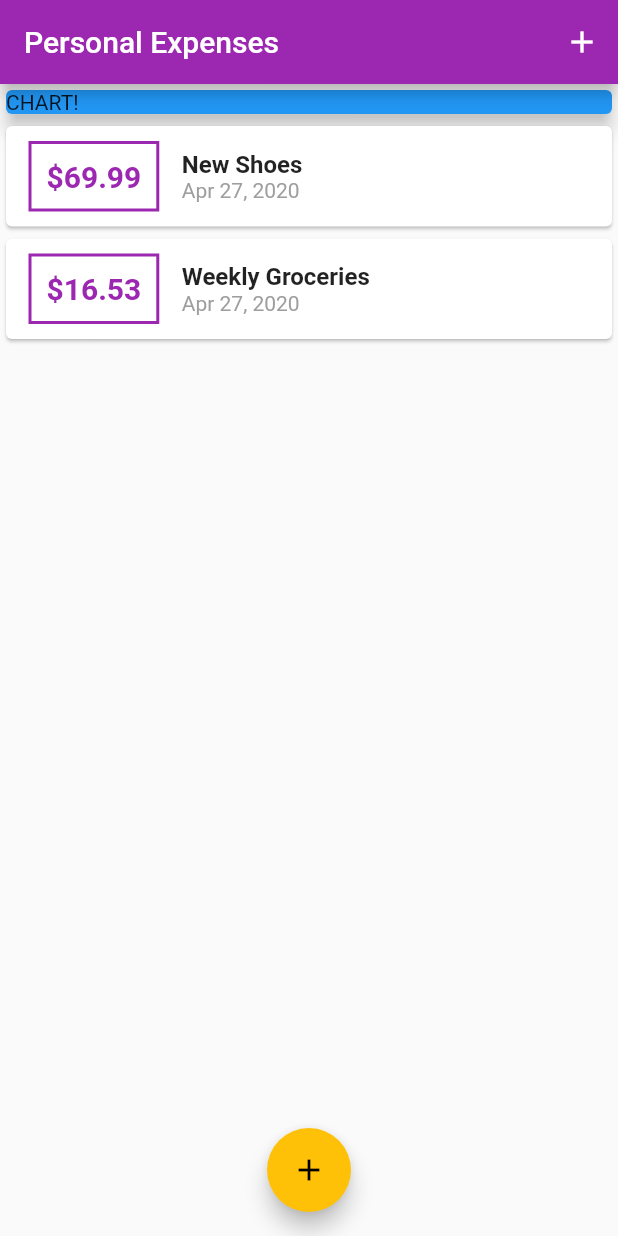
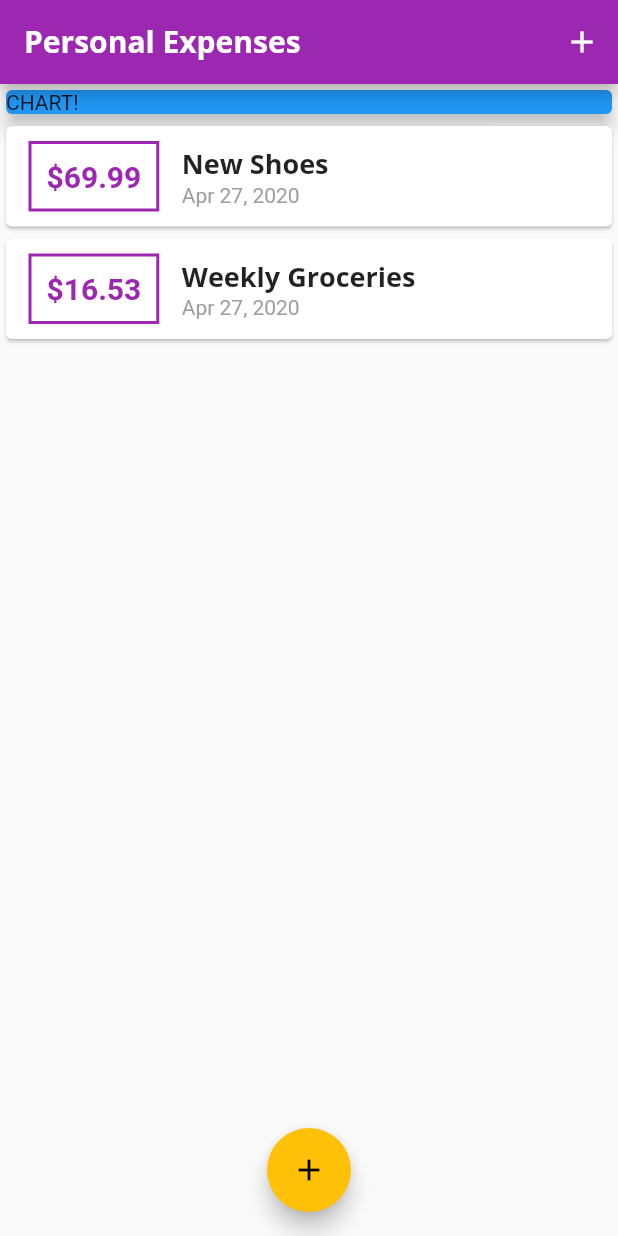
Before and after one commit to Sergio10Medina/Curso_flutter, a Flutter app: the screen it shows after launch, on a phone screen of 412 x 824 dp. Run offline on Flutter 3.47's test engine with Material 2 defaults, Android fonts, the phone set to English and light mode, and no system bars.

Commit message:
Custom Fonts & Working with Text Themes

```diff
--- a/flutter_complete_guide/lib/main.dart
+++ b/flutter_complete_guide/lib/main.dart
@@ -14,6 +14,23 @@ class MyApp extends StatelessWidget {
       theme: ThemeData(
         primarySwatch: Colors.purple,
         accentColor: Colors.amber,
+        fontFamily: 'Quicksand',
+        textTheme: ThemeData.light().textTheme.copyWith(
+          title: TextStyle(
+            fontFamily: 'OpenSans',
+            fontWeight: FontWeight.bold,
+            fontSize: 18,
+          )
+        ),
+        appBarTheme: AppBarTheme(
+          textTheme: ThemeData.light().textTheme.copyWith(
+            title: TextStyle(
+              fontFamily: 'OpenSans',
+              fontSize: 20,
+              fontWeight: FontWeight.bold,
+            ),
+          ),
+        )
       ),
       home: MyHomePage(),
     );
@@ -77,7 +94,8 @@ class _MyHomePageState extends State<MyHomePage> {
   Widget build(BuildContext context) {
     return Scaffold(
       appBar: AppBar(
-        title: Text('Personal Expenses'),
+        title: Text('Personal Expenses'
+        ),
         actions: <Widget>[
           IconButton(
             icon: Icon(Icons.add),
--- a/flutter_complete_guide/lib/widgets/transaction_list.dart
+++ b/flutter_complete_guide/lib/widgets/transaction_list.dart
@@ -44,10 +44,7 @@ class TransactionList extends StatelessWidget {
                   children: <Widget>[
                     Text(
                       transactions[index].title,
-                      style: TextStyle(
-                        fontSize: 16,
-                        fontWeight: FontWeight.bold,
-                      ),
+                      style: Theme.of(context).textTheme.title,
                     ),
                     Text(
                       DateFormat.yMMMd().format(transactions[index].date),
```
Also changed, not shown: flutter_complete_guide/pubspec.yaml (+11 -6 lines), flutter_complete_guide/assets/fonts/OpenSans-Bold.ttf (added), flutter_complete_guide/assets/fonts/OpenSans-Regular.ttf (added), flutter_complete_guide/assets/fonts/Quicksand-Bold.ttf (added), flutter_complete_guide/assets/fonts/Quicksand-Light.ttf (added), flutter_complete_guide/assets/fonts/Quicksand-Medium.ttf (added), flutter_complete_guide/assets/fonts/Quicksand-Regular.ttf (added).
